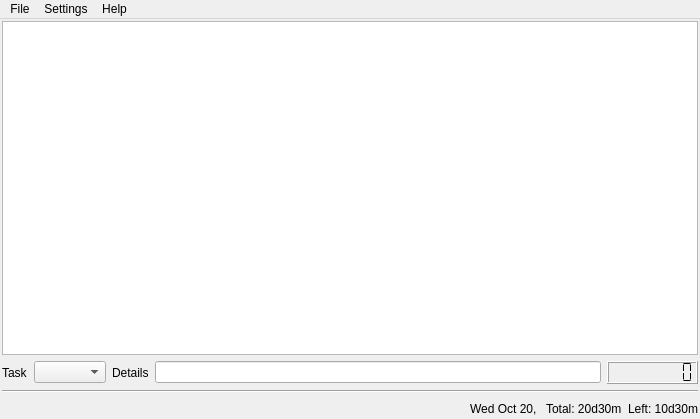
First picture: the form in ui/whch.ui, repository Patriciasc/WHCH, before the edit.
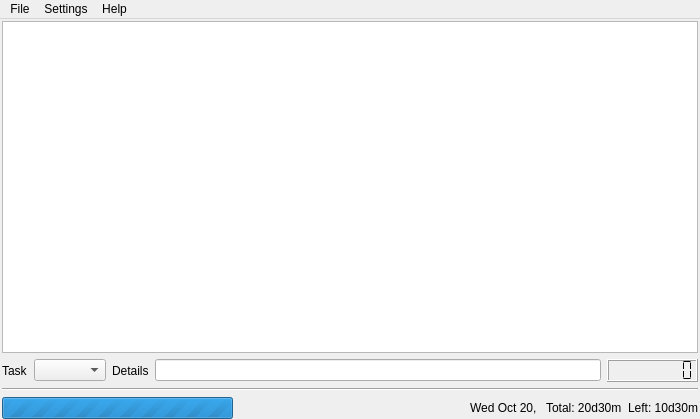
Second picture: the form after the edit.

Commit message: Added progressbar for feedback when exporting .xml file to wikimedia format.

```diff
--- a/ui/whch.ui
+++ b/ui/whch.ui
@@ -120,6 +120,19 @@
       </item>
       <item>
        <layout class="QHBoxLayout" name="horizontalLayout">
+        <item>
+         <widget class="QProgressBar" name="progressBar">
+          <property name="minimum">
+           <number>0</number>
+          </property>
+          <property name="maximum">
+           <number>0</number>
+          </property>
+          <property name="value">
+           <number>0</number>
+          </property>
+         </widget>
+        </item>
         <item>
          <spacer name="horizontalSpacer">
           <property name="orientation">
```
The commit also changes 2 other files.
